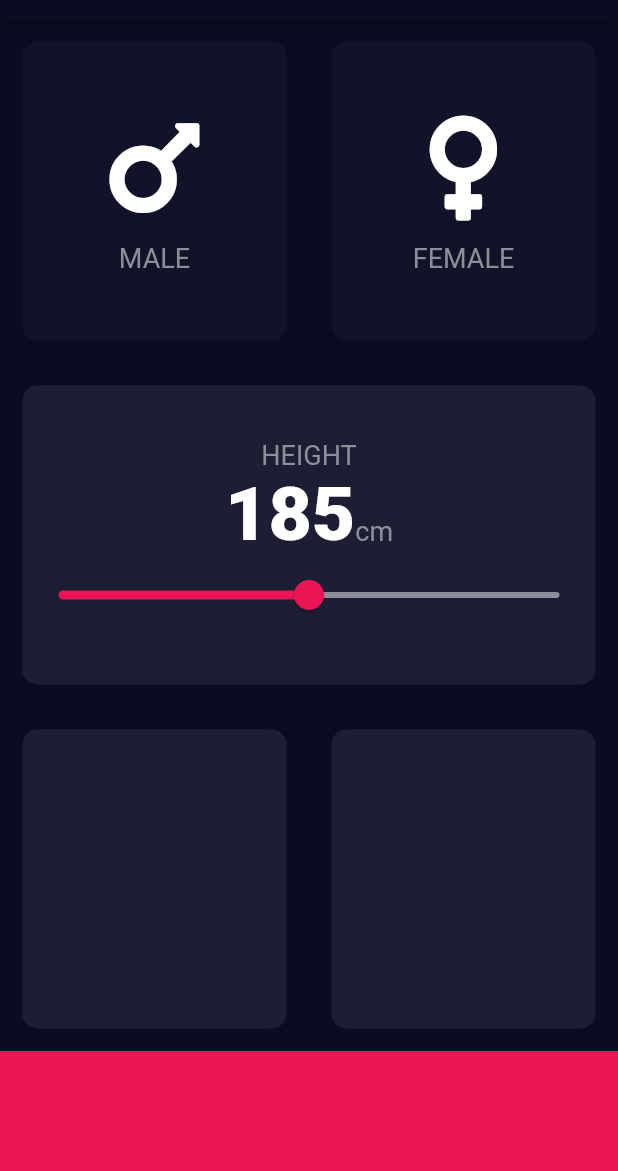
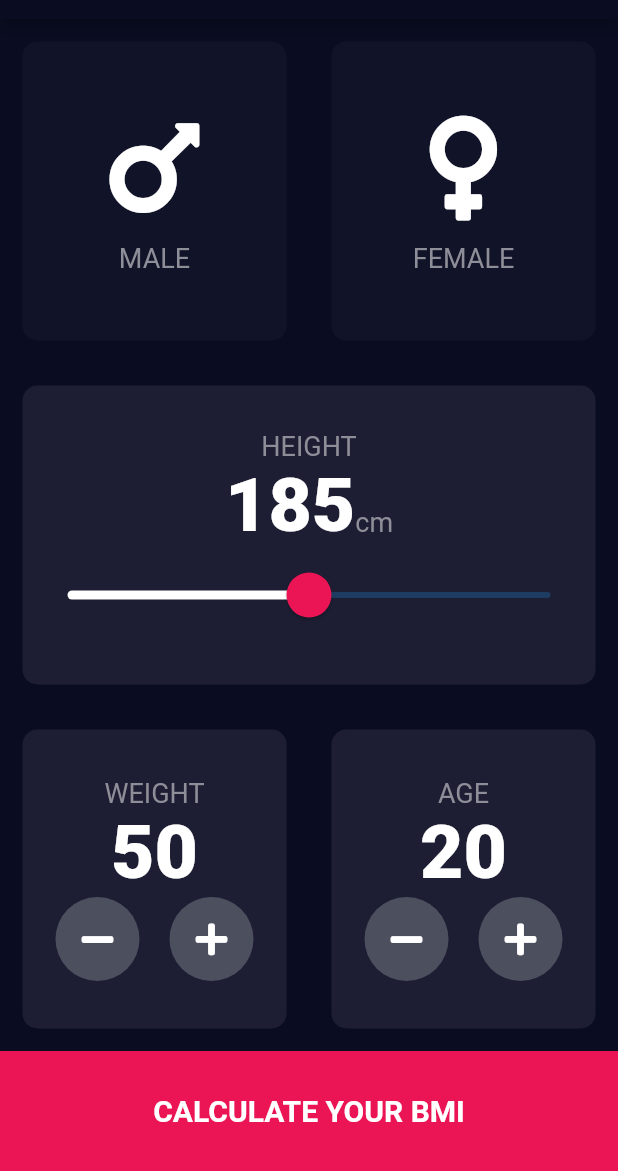
Before and after one commit to Mukeshkrjha/BMICalculator, a Flutter app: the screen it shows after launch, on a phone screen of 412 x 824 dp, the part 65-1236 px from its top. Run offline on Flutter 3.47's test engine with Material 2 defaults, Android fonts, the phone set to English and light mode, and no system bars; our stand-ins replace font_awesome_flutter.

Commit message:
Weight and Age layout ready and functional

```diff
--- /dev/null
+++ b/lib/custom_widget/round_button.dart
@@ -0,0 +1,24 @@
+import 'package:flutter/material.dart';
+
+class RoundButton extends StatelessWidget {
+  final IconData icon;
+  final Color color;
+  final Function onPress;
+  RoundButton(
+      {@required this.icon, @required this.color, @required this.onPress});
+
+  @override
+  Widget build(BuildContext context) {
+    return RawMaterialButton(
+      onPressed: onPress,
+      child: Icon(
+        icon,
+        color: Colors.white,
+      ),
+      elevation: 0,
+      constraints: BoxConstraints.tightFor(width: 56.0, height: 56.0),
+      shape: CircleBorder(),
+      fillColor: color,
+    );
+  }
+}
--- a/lib/home.dart
+++ b/lib/home.dart
@@ -1,5 +1,6 @@
 import 'package:flutter/material.dart';
 import 'package:flutter_health_bmi_calculator/custom_widget/card.dart';
+import 'package:flutter_health_bmi_calculator/custom_widget/round_button.dart';
 import 'package:flutter_health_bmi_calculator/util/app_constant.dart';
 import 'package:font_awesome_flutter/font_awesome_flutter.dart';
 
@@ -18,6 +19,8 @@ class Home extends StatefulWidget {
 class _HomeState extends State<Home> {
   GENDER selectedGender;
   int selectedHeight = 185;
+  int selectedWeight = 50;
+  int selectedAge = 20;
 
   @override
   Widget build(BuildContext context) {
@@ -87,17 +90,25 @@ class _HomeState extends State<Home> {
                       )
                     ],
                   ),
-                  Slider(
+                  SliderTheme(
+                    data: SliderTheme.of(context).copyWith(
+                        activeTrackColor: kSLIDER_ACTIVE_TRACK_COLOR,
+                        thumbColor: kSLIDER_THUMB_COLOR,
+                        overlayColor: kSLIDER_OVERLAY_COLOR,
+                        thumbShape:
+                            RoundSliderThumbShape(enabledThumbRadius: 15.0),
+                        overlayShape:
+                            RoundSliderOverlayShape(overlayRadius: 30.0)),
+                    child: Slider(
                       value: selectedHeight.toDouble(),
                       min: kSLIDER_MIN_VALUE,
                       max: kSLIDER_MAX_VALUE,
-                    activeColor: kSLIDER_ACTIVE_COLOR,
-                    inactiveColor: kSLIDER_INACTIVE_COLOR,
                       onChanged: (double value) {
                         setState(() {
                           selectedHeight = value.round();
                         });
                       },
+                    ),
                   )
                 ],
               ),
@@ -105,24 +116,107 @@ class _HomeState extends State<Home> {
           ),
           Expanded(
             child: Row(
+              mainAxisAlignment: MainAxisAlignment.center,
               children: [
                 Expanded(
                   child: CustomCard(
                     color: kACTIVE_CARD_COLOR,
+                    child: Column(
+                      mainAxisAlignment: MainAxisAlignment.center,
+                      children: [
+                        Text(
+                          'WEIGHT',
+                          style: kTEXT_STYLE,
+                        ),
+                        Text(
+                          selectedWeight.toString(),
+                          style: kLARGE_TEXT_STYLE,
+                        ),
+                        Row(
+                          mainAxisAlignment: MainAxisAlignment.center,
+                          children: [
+                            RoundButton(
+                                onPress: () {
+                                  setState(() {
+                                    if (selectedWeight > 0) selectedWeight--;
+                                  });
+                                },
+                                icon: FontAwesomeIcons.minus,
+                                color: kFAB_BG),
+                            SizedBox(
+                              width: 20.0,
+                            ),
+                            RoundButton(
+                                onPress: () {
+                                  setState(() {
+                                    selectedWeight++;
+                                  });
+                                },
+                                icon: FontAwesomeIcons.plus,
+                                color: kFAB_BG),
+                          ],
+                        )
+                      ],
+                    ),
                   ),
                 ),
                 Expanded(
                   child: CustomCard(
                     color: kACTIVE_CARD_COLOR,
+                    child: Column(
+                      mainAxisAlignment: MainAxisAlignment.center,
+                      children: [
+                        Text(
+                          'AGE',
+                          style: kTEXT_STYLE,
+                        ),
+                        Text(
+                          selectedAge.toString(),
+                          style: kLARGE_TEXT_STYLE,
+                        ),
+                        Row(
+                          mainAxisAlignment: MainAxisAlignment.center,
+                          children: [
+                            RoundButton(
+                                onPress: () {
+                                  setState(() {
+                                    if (selectedAge > 0) selectedAge--;
+                                  });
+                                },
+                                icon: FontAwesomeIcons.minus,
+                                color: kFAB_BG),
+                            SizedBox(
+                              width: 20.0,
+                            ),
+                            RoundButton(
+                                onPress: () {
+                                  setState(() {
+                                    selectedAge++;
+                                  });
+                                },
+                                icon: FontAwesomeIcons.plus,
+                                color: kFAB_BG),
+                          ],
+                        )
+                      ],
+                    ),
                   ),
                 )
               ],
             ),
           ),
-          Container(
+          SafeArea(
+            child: Container(
               color: kPINK,
               height: kBOTTOM_CONTAINER_HEIGHT,
               width: double.infinity,
+              child: Center(
+                child: Text(
+                  'CALCULATE YOUR BMI',
+                  style: TextStyle(fontSize: 20.0, fontWeight: FontWeight.bold),
+                ),
+              ),
+            ),
           )
         ],
       ),
--- a/lib/util/app_constant.dart
+++ b/lib/util/app_constant.dart
@@ -10,8 +10,11 @@ const double kLARGE_FONT_SIZE = 50.0;
 const FontWeight kLARGE_FONT_WEIGHT = FontWeight.w900;
 const kSLIDER_MIN_VALUE = 120.0;
 const kSLIDER_MAX_VALUE = 250.0;
-const kSLIDER_ACTIVE_COLOR = Color(0xFFEB1555);
-const kSLIDER_INACTIVE_COLOR = Color(0xFF8D8E98);
+const kSLIDER_THUMB_COLOR = Color(0xFFEB1555);
+const kSLIDER_OVERLAY_COLOR = Color(0x29EB1555);
+const kSLIDER_INACTIVE_TRACK_COLOR = Color(0xFF8D8E98);
+const kSLIDER_ACTIVE_TRACK_COLOR = Colors.white;
+const kFAB_BG = Color(0xFF4C4F5E);
 
 const TextStyle kTEXT_STYLE =
     TextStyle(fontSize: kNORMAL_FONT_SIZE, color: kTEXT_COLOR);
```
Also changed, not shown: 8 other files. Lines whose indentation alone changed are shown as unchanged.
